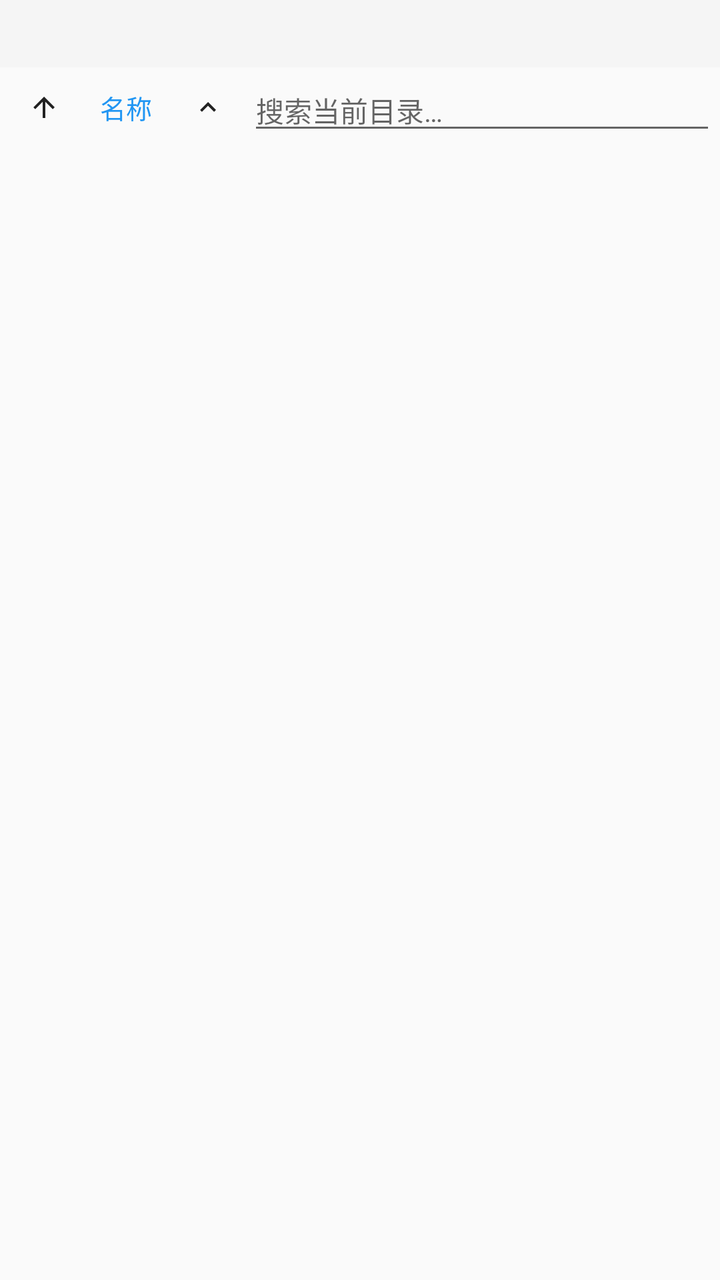
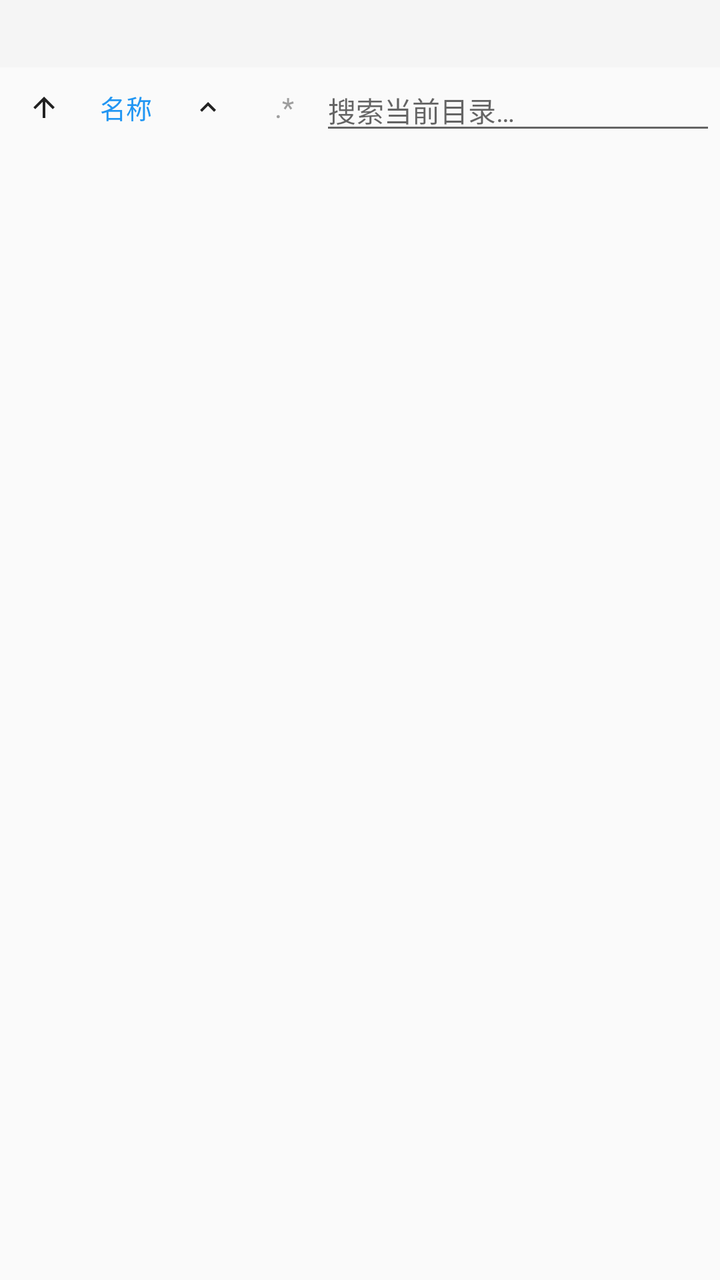

Before-and-after screenshots of an Android layout around one commit, followed by the original layout XML and the change that was made.
<!-- AndroidManifest.xml: application theme Theme.Paper -->
<!-- res/layout/activity_browser.xml -->
<?xml version="1.0" encoding="utf-8"?>
<LinearLayout xmlns:android="http://schemas.android.com/apk/res/android"
    android:layout_width="match_parent"
    android:layout_height="match_parent"
    android:orientation="vertical">

    
    <TextView
        android:id="@+id/pathView"
        android:layout_width="match_parent"
        android:layout_height="wrap_content"
        android:background="#FFF5F5F5"
        android:padding="8dp"
        android:textColor="#333333"
        android:textSize="13sp"
        android:fontFamily="monospace" />

    
    <LinearLayout
        android:layout_width="match_parent"
        android:layout_height="wrap_content"
        android:orientation="horizontal"
        android:gravity="center_vertical"
        android:paddingStart="2dp"
        android:paddingEnd="2dp">

        <ImageButton
            android:id="@+id/btnUp"
            style="?android:attr/borderlessButtonStyle"
            android:layout_width="40dp"
            android:layout_height="40dp"
            android:contentDescription="@string/browser_up"
            android:scaleType="fitCenter"
            android:src="@drawable/ic_arrow_upward" />

        <Button
            android:id="@+id/btnSort"
            style="?android:attr/buttonBarButtonStyle"
            android:layout_width="wrap_content"
            android:layout_height="40dp"
            android:minWidth="0dp"
            android:paddingStart="8dp"
            android:paddingEnd="8dp"
            android:textSize="13sp"
            android:text="@string/browser_sort_name" />

        <ImageButton
            android:id="@+id/btnSortDir"
            style="?android:attr/borderlessButtonStyle"
            android:layout_width="40dp"
            android:layout_height="40dp"
            android:contentDescription="@string/browser_sort_asc"
            android:scaleType="fitCenter"
            android:src="@drawable/ic_chevron_up" />

        <ImageButton
            android:id="@+id/btnPickDir"
            style="?android:attr/borderlessButtonStyle"
            android:layout_width="40dp"
            android:layout_height="40dp"
            android:contentDescription="@string/browser_pick_dir"
            android:scaleType="fitCenter"
            android:src="@drawable/ic_check"
            android:visibility="gone" />

        <EditText
            android:id="@+id/searchInput"
            android:layout_width="0dp"
            android:layout_height="wrap_content"
            android:layout_weight="1"
            android:minWidth="48dp"
            android:hint="@string/browser_search_hint"
            android:inputType="text"
            android:imeOptions="actionSearch"
            android:importantForAutofill="no"
            android:textSize="14sp" />

        <ImageButton
            android:id="@+id/btnSearchClear"
            style="?android:attr/borderlessButtonStyle"
            android:layout_width="40dp"
            android:layout_height="40dp"
            android:contentDescription="@string/find_close"
            android:scaleType="fitCenter"
            android:src="@drawable/ic_close"
            android:visibility="gone" />
    </LinearLayout>

    <ListView
        android:id="@+id/list"
        android:layout_width="match_parent"
        android:layout_height="0dp"
        android:layout_weight="1"
        android:divider="#11000000"
        android:dividerHeight="1dp" />
</LinearLayout>
<!-- resources referenced by this layout -->
<resources>
  <!-- drawable ic_arrow_upward (drawable) -->
  <?xml version="1.0" encoding="utf-8"?>
  <vector xmlns:android="http://schemas.android.com/apk/res/android"
      android:width="24dp"
      android:height="24dp"
      android:viewportWidth="24"
      android:viewportHeight="24">
      <path
          android:fillColor="#DE000000"
          android:pathData="M4,12l1.41,1.41L11,7.83V20h2V7.83l5.58,5.59L20,12l-8,-8 -8,8z" />
  </vector>
  <!-- drawable ic_check (drawable) -->
  <?xml version="1.0" encoding="utf-8"?>
  <vector xmlns:android="http://schemas.android.com/apk/res/android"
      android:width="24dp"
      android:height="24dp"
      android:viewportWidth="24"
      android:viewportHeight="24">
      <path
          android:fillColor="#DE000000"
          android:pathData="M9,16.17L4.83,12l-1.42,1.41L9,19 21,7l-1.41,-1.41z" />
  </vector>
  <!-- drawable ic_chevron_up (drawable) -->
  <?xml version="1.0" encoding="utf-8"?>
  <vector xmlns:android="http://schemas.android.com/apk/res/android"
      android:width="24dp"
      android:height="24dp"
      android:viewportWidth="24"
      android:viewportHeight="24">
      <path
          android:fillColor="#DE000000"
          android:pathData="M7.41,15.41L12,10.83l4.59,4.58L18,14l-6,-6 -6,6z" />
  </vector>
  <!-- drawable ic_close (drawable) -->
  <?xml version="1.0" encoding="utf-8"?>
  <vector xmlns:android="http://schemas.android.com/apk/res/android"
      android:width="24dp"
      android:height="24dp"
      android:viewportWidth="24"
      android:viewportHeight="24">
      <path
          android:fillColor="#DE000000"
          android:pathData="M19,6.41L17.59,5 12,10.59 6.41,5 5,6.41 10.59,12 5,17.59 6.41,19 12,13.41 17.59,19 19,17.59 13.41,12z" />
  </vector>
  <string name="browser_pick_dir">选择当前目录</string>
  <string name="browser_search_hint">搜索当前目录…</string>
  <string name="browser_sort_asc">升序</string>
  <string name="browser_sort_name">名称</string>
  <string name="browser_up">上级目录</string>
  <string name="find_close">关闭查找替换</string>
  <style name="Theme.Paper" parent="android:style/Theme.Material.Light.DarkActionBar">
          <item name="android:colorAccent">#2196F3</item>
          
          <item name="android:colorPrimary">#FF212121</item>
          <item name="android:colorPrimaryDark">#FF000000</item>
          <item name="android:windowActionModeOverlay">true</item>
          <item name="android:windowLightStatusBar">true</item>
          <item name="android:statusBarColor">#FFFFFF</item>
          <item name="android:navigationBarColor">#FFFFFF</item>
      </style>
</resources>

<!-- the commit's change to res/layout/activity_browser.xml (unified diff, before → after) -->
@@ -63,6 +63,19 @@
             android:src="@drawable/ic_check"
             android:visibility="gone" />
 
+        
+        <CheckBox
+            android:id="@+id/btnSearchRegex"
+            android:layout_width="36dp"
+            android:layout_height="36dp"
+            android:button="@null"
+            android:background="?android:attr/selectableItemBackgroundBorderless"
+            android:gravity="center"
+            android:textAllCaps="false"
+            android:textColor="@color/find_toggle"
+            android:textSize="14sp"
+            android:text="@string/find_regex" />
+
         <EditText
             android:id="@+id/searchInput"
             android:layout_width="0dp"
<!-- resource entries referenced after the edit -->
@@ -50,6 +50,7 @@
   <string name="browser_sort_name">名称</string>
   <string name="browser_up">上级目录</string>
   <string name="find_close">关闭查找替换</string>
+  <string name="find_regex">.*</string>
   <style name="Theme.Paper" parent="android:style/Theme.Material.Light.DarkActionBar">
           <item name="android:colorAccent">#2196F3</item>
           
